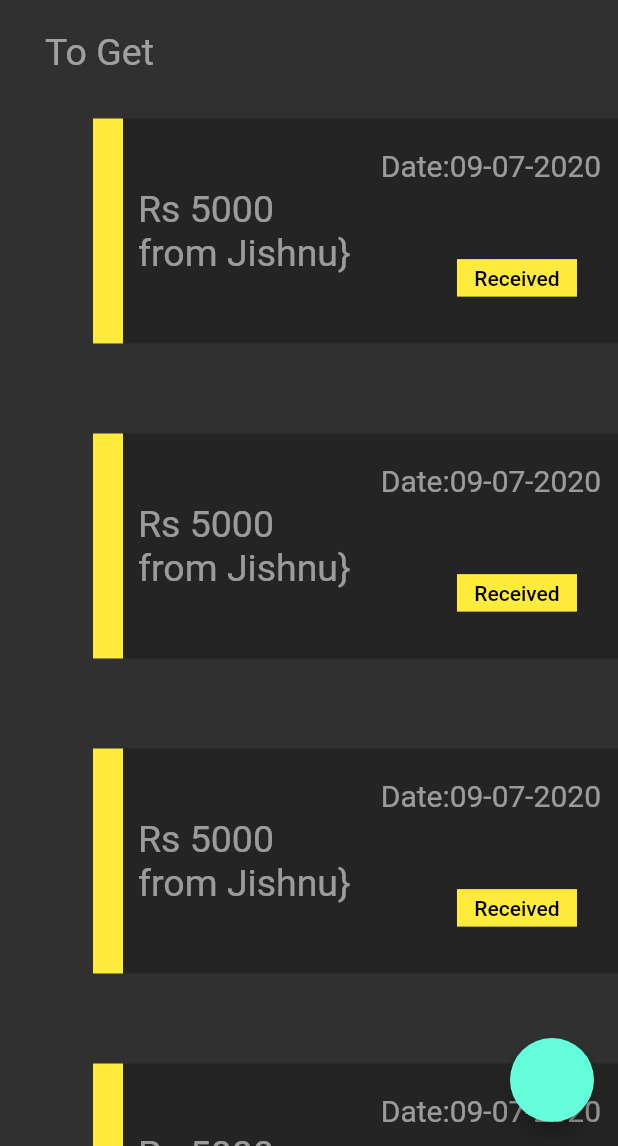
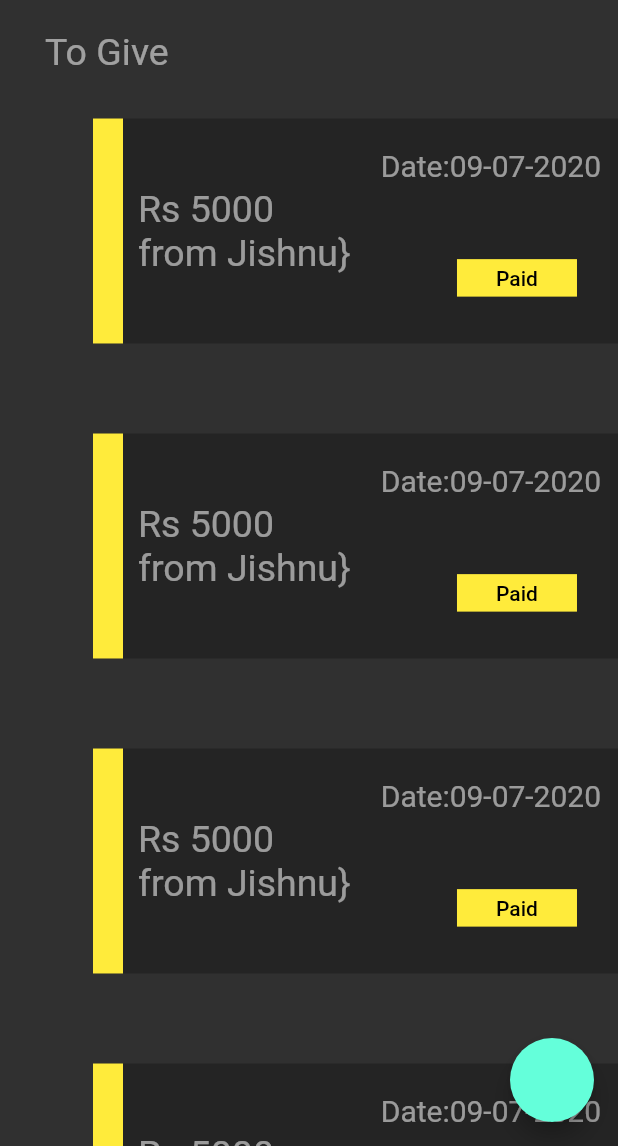
Before and after one commit to varghese-babu/R-Techies, a Flutter app: the screen it shows after launch, after a tap on "To Give", on a phone screen of 412 x 824 dp, the part 90-1236 px from its top. Run offline on Flutter 3.47's test engine with Material 2 defaults, Android fonts, the phone set to English and light mode, and no system bars; our stand-ins replace cloud_firestore, firebase_auth, google_sign_in; accounts and stored records are empty.

Commit message:
to give added

```diff
--- a/lib/screens/addtask.dart
+++ b/lib/screens/addtask.dart
@@ -81,11 +81,11 @@ class changebalance extends StatelessWidget {
   @override
   Widget build(BuildContext context) {
     return Container(
-     //git color: Color(0xFF757575),
+
       child: Container(
         padding: EdgeInsets.only(top: 30, left: 40, right: 40),
         decoration: BoxDecoration(
-          //color: Colors.white,
+
           borderRadius: BorderRadius.only(
             topLeft: Radius.circular(20),
             topRight: Radius.circular(20),
--- a/lib/screens/mainscreen.dart
+++ b/lib/screens/mainscreen.dart
@@ -3,6 +3,7 @@ import 'package:Personal_Valet/components/round_iconbutton.dart';
 import 'package:Personal_Valet/components/reusable_card.dart';
 import 'package:Personal_Valet/screens/toget.dart';
 import 'package:Personal_Valet/screens/addtask.dart';
+import 'package:Personal_Valet/screens/togive.dart';
 
 var balance;
 
@@ -93,7 +94,7 @@ class Homeui extends StatelessWidget {
                   child: FlatButton(
                     onPressed: () {
                       Navigator.push(context,
-                          MaterialPageRoute(builder: (context) => Toget()));
+                          MaterialPageRoute(builder: (context) => Togive()));
                     },
                     child: Container(
                       decoration: BoxDecoration(
--- /dev/null
+++ b/lib/screens/togive.dart
@@ -0,0 +1,132 @@
+import 'package:flutter/material.dart';
+import 'addtask.dart';
+
+class Togive extends StatelessWidget {
+  @override
+  Widget build(BuildContext context) {
+    return SafeArea(
+      child: Scaffold(
+        body: Column(
+          mainAxisSize: MainAxisSize.max,
+          crossAxisAlignment: CrossAxisAlignment.start,
+          children: <Widget>[
+            SizedBox(
+              height: 20,
+            ),
+            Row(
+              crossAxisAlignment: CrossAxisAlignment.center,
+              children: <Widget>[
+                Container(
+                  width: 20,
+                  height: 40,
+                  color: Colors.yellow,
+                ),
+                SizedBox(
+                  width: 10,
+                ),
+                Text(
+                  "Personal Wallet",
+                  style: TextStyle(color: Colors.white54, fontSize: 25),
+                )
+              ],
+            ),
+            SizedBox(
+              height: 20,
+            ),
+            Padding(
+              padding: const EdgeInsets.only(left: 30),
+              child: Text(
+                "To Give",
+                style: TextStyle(
+                  color: Colors.white54,
+                  fontSize: 25,
+                ),
+              ),
+            ),
+            Expanded(
+              child: ListView.builder(
+                physics: BouncingScrollPhysics(),
+                // shrinkWrap: true,
+                itemCount: 10,
+                itemBuilder: (context, index) {
+                  return Align(
+                    alignment: Alignment.centerRight,
+                    child: Cards(
+                      amount: "5000",
+                      name: "Jishnu",
+                      date: "09-07-2020",
+                    ),
+                  );
+                },
+              ),
+            )
+          ],
+        ),
+        floatingActionButton: FloatingActionButton(onPressed: () {
+          showModalBottomSheet(
+              context: context, builder: (context) => Addtaskscr());
+        }),
+      ),
+    );
+  }
+}
+
+class Cards extends StatelessWidget {
+  Cards({this.name, this.amount, this.date});
+  final String name;
+  final String amount;
+  final String date;
+  @override
+  Widget build(BuildContext context) {
+    return Container(
+      margin: EdgeInsets.symmetric(vertical: 30),
+      width: 350,
+      color: Colors.black26,
+      height: 150,
+      child: Row(
+        crossAxisAlignment: CrossAxisAlignment.center,
+        //mainAxisAlignment: MainAxisAlignment.spaceBetween,
+        children: <Widget>[
+          Container(
+            color: Colors.yellow,
+            width: 20,
+          ),
+          SizedBox(
+            width: 10,
+          ),
+          Text(
+            "Rs ${amount} \nfrom ${name}}",
+            style: TextStyle(color: Colors.white54, fontSize: 25),
+          ),
+          SizedBox(
+            width: 20,
+          ),
+          Column(
+            mainAxisAlignment: MainAxisAlignment.spaceAround,
+            crossAxisAlignment: CrossAxisAlignment.end,
+            children: <Widget>[
+              Text("Date:${date}",
+                  style: TextStyle(color: Colors.white54, fontSize: 20)),
+              FlatButton(
+                onPressed: () {
+                  print("pressed");
+                },
+                child: Container(
+                  padding: EdgeInsets.only(top: 5),
+                  height: 25,
+                  width: 80,
+                  color: Colors.yellow,
+                  child: Text(
+                    "Paid",
+                    style: TextStyle(color: Colors.black),
+                    textAlign: TextAlign.center,
+                  ),
+                ),
+              )
+            ],
+          ),
+        ],
+      ),
+    );
+  }
+}
```
